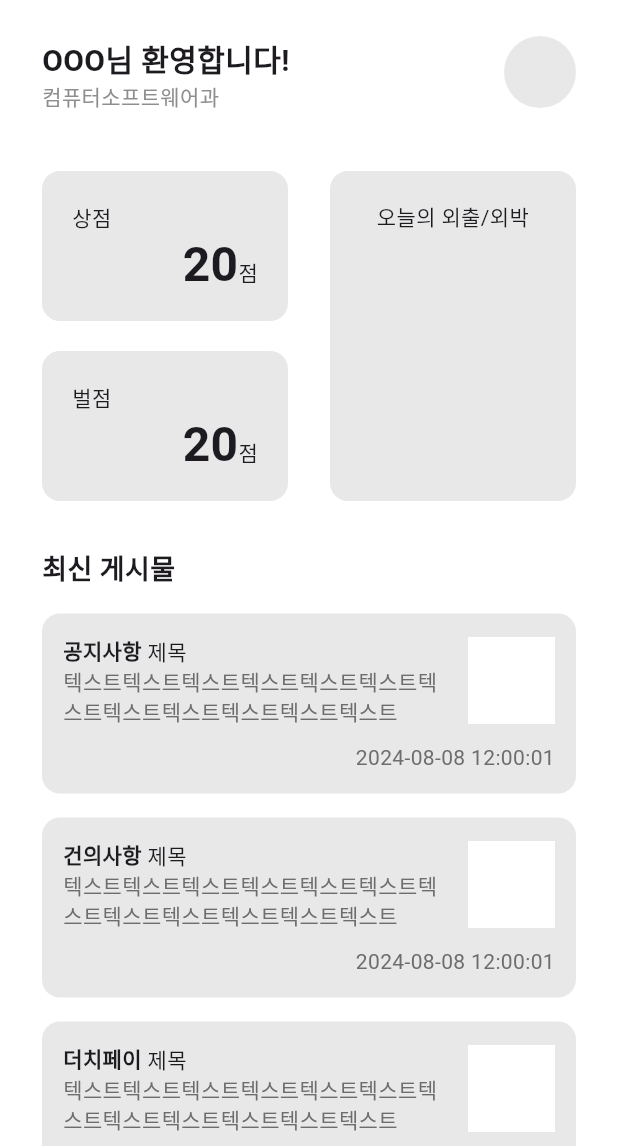
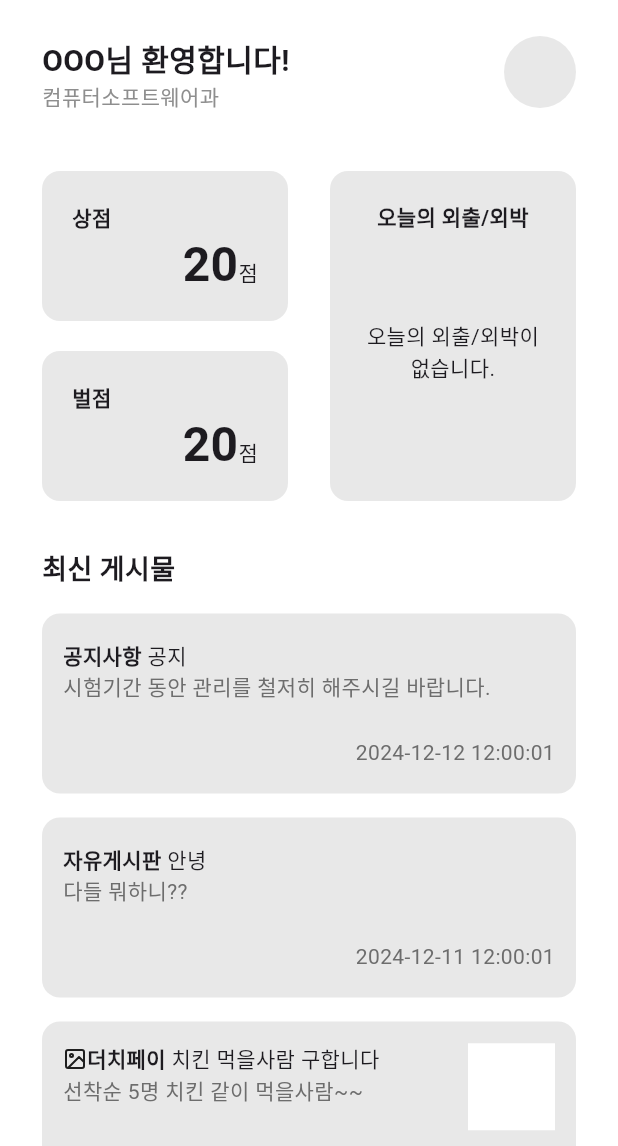
Before and after one commit to BIST-Dotory/Dotory-App, a Flutter app: the HomeView screen opened directly, on a phone screen of 412 x 824 dp, the part 90-1236 px from its top. Run offline on Flutter 3.47's test engine with Material 3 defaults, Android fonts, the phone set to English and light mode, and no system bars; our stand-ins replace buttons_tabbar, flutter_riverpod, flutter_svg.

Commit message:
[Feature] 커뮤니티 상세화면 이동 관련 로직 수정

```diff
--- a/lib/ui/view/main/community_view.dart
+++ b/lib/ui/view/main/community_view.dart
@@ -5,6 +5,7 @@ import 'package:flutter/cupertino.dart';
 import 'package:flutter/material.dart';
 import 'package:flutter/src/widgets/framework.dart';
 import 'package:flutter_riverpod/flutter_riverpod.dart';
+import 'package:flutter_svg/flutter_svg.dart';
 
 import '../../global/color_data.dart';
 
@@ -106,6 +107,96 @@ class _CommunityView extends ConsumerState<CommunityView> {
     return SingleChildScrollView(
       child: Column(
         children: [
+          //일반
+          GestureDetector(child: Column(
+            mainAxisAlignment: MainAxisAlignment.spaceAround,
+            crossAxisAlignment: CrossAxisAlignment.stretch,
+            children: [
+              Row(
+                children: [
+                  Flexible(child: Padding(padding: EdgeInsets.only(right: 20) ,child: Column(
+                    crossAxisAlignment: CrossAxisAlignment.start,
+                    children: [
+                      Row(
+                        children: [
+                          Text('공지사항 ', style: TextStyle(fontWeight: FontWeight.bold)),
+                          Text('공지'),
+                        ],
+                      ),
+                      Text('시험기간 동안 관리를 철저히 해주시길 바랍니다.',
+                          maxLines: 2,
+                          style: TextStyle(overflow: TextOverflow.ellipsis, color: ColorData.DARK_GREY)),
+                    ],
+                  ))),
+                ],
+              ),
+              const SizedBox(height: 10),
+              Row(
+                mainAxisAlignment: MainAxisAlignment.spaceBetween,
+                crossAxisAlignment: CrossAxisAlignment.center,
+                children: [
+                  Text(''),
+                  Text('2024-12-12 12:00:01', textAlign: TextAlign.end, style: TextStyle(color: ColorData.DARK_GREY)),
+                ],
+              ),
+              const SizedBox(height: 16),
+              Container(
+                height: 1,
+                color: ColorData.DARK_GREY,
+              ),
+              const SizedBox(height: 16),
+            ],
+          ),
+            onTap: () {
+              Navigator.push(
+                  context, CupertinoPageRoute(builder: (context) => CommunityDetailView(false, '공지', '시험기간 동안 관리를 철저히 해주시길 바랍니다.', '12-12 12:00')));
+            },
+          ),
+          //일반
+          GestureDetector(child: Column(
+            mainAxisAlignment: MainAxisAlignment.spaceAround,
+            crossAxisAlignment: CrossAxisAlignment.stretch,
+            children: [
+              Row(
+                children: [
+                  Flexible(child: Padding(padding: EdgeInsets.only(right: 20) ,child: Column(
+                    crossAxisAlignment: CrossAxisAlignment.start,
+                    children: [
+                      Row(
+                        children: [
+                          Text('자유게시판 ', style: TextStyle(fontWeight: FontWeight.bold)),
+                          Text('안녕'),
+                        ],
+                      ),
+                      Text('다들 뭐하니??',
+                          maxLines: 2,
+                          style: TextStyle(overflow: TextOverflow.ellipsis, color: ColorData.DARK_GREY)),
+                    ],
+                  ))),
+                ],
+              ),
+              const SizedBox(height: 10),
+              Row(
+                mainAxisAlignment: MainAxisAlignment.spaceBetween,
+                crossAxisAlignment: CrossAxisAlignment.center,
+                children: [
+                  Text(''),
+                  Text('2024-12-11 12:00:01', textAlign: TextAlign.end, style: TextStyle(color: ColorData.DARK_GREY)),
+                ],
+              ),
+              const SizedBox(height: 16),
+              Container(
+                height: 1,
+                color: ColorData.DARK_GREY,
+              ),
+              const SizedBox(height: 16),
+            ],
+          ),
+            onTap: () {
+              Navigator.push(
+                  context, CupertinoPageRoute(builder: (context) => CommunityDetailView(false, '안녕', '다들 뭐하니??', '12-11 12:00')));
+            },
+          ),
           //더치페이
           GestureDetector(child: Column(
             mainAxisAlignment: MainAxisAlignment.spaceAround,
@@ -118,11 +209,12 @@ class _CommunityView extends ConsumerState<CommunityView> {
                     children: [
                       Row(
                         children: [
+                          SvgPicture.asset('assets/images/no_image.svg', width: 16, height: 16),
                           Text('더치페이 ', style: TextStyle(fontWeight: FontWeight.bold)),
-                          Text('제목'),
+                          Text('치킨 먹을사람 구합니다'),
                         ],
                       ),
-                      Text('텍스트텍스트텍스트텍스트텍스트텍스트텍스트텍스트텍스트텍스트텍스트텍스트',
+                      Text('선착순 5명 치킨 같이 먹을사람~~',
                           maxLines: 2,
                           style: TextStyle(overflow: TextOverflow.ellipsis, color: ColorData.DARK_GREY)),
                     ],
@@ -140,7 +232,7 @@ class _CommunityView extends ConsumerState<CommunityView> {
                 crossAxisAlignment: CrossAxisAlignment.center,
                 children: [
                   Text('모집인원 : 3 / 5명', textAlign: TextAlign.start, style: TextStyle(color: ColorData.DARK_GREY)),
-                  Text('2024-08-08 12:00:01', textAlign: TextAlign.end, style: TextStyle(color: ColorData.DARK_GREY)),
+                  Text('2024-12-10 12:00:01', textAlign: TextAlign.end, style: TextStyle(color: ColorData.DARK_GREY)),
                 ],
               ),
               const SizedBox(height: 16),
@@ -153,58 +245,9 @@ class _CommunityView extends ConsumerState<CommunityView> {
           ),
               onTap: () {
                 Navigator.push(
-                    context, CupertinoPageRoute(builder: (context) => CommunityDetailView(true)));
+                    context, CupertinoPageRoute(builder: (context) => CommunityDetailView(true, '치킨 먹을사람 구합니다', '선착순 5명 치킨 같이 먹을사람~~', '12-10 12:00')));
               },
           ),
-          //일반
-          GestureDetector(child: Column(
-            mainAxisAlignment: MainAxisAlignment.spaceAround,
-            crossAxisAlignment: CrossAxisAlignment.stretch,
-            children: [
-              Row(
-                children: [
-                  Flexible(child: Padding(padding: EdgeInsets.only(right: 20) ,child: Column(
-                    crossAxisAlignment: CrossAxisAlignment.start,
-                    children: [
-                      Row(
-                        children: [
-                          Text('자유게시판 ', style: TextStyle(fontWeight: FontWeight.bold)),
-                          Text('제목'),
-                        ],
-                      ),
-                      Text('텍스트텍스트텍스트텍스트텍스트텍스트텍스트텍스트텍스트텍스트텍스트텍스트',
-                          maxLines: 2,
-                          style: TextStyle(overflow: TextOverflow.ellipsis, color: ColorData.DARK_GREY)),
-                    ],
-                  ))),
-                  Container(width: 58, height: 58,
-                    decoration: BoxDecoration(
-                        color: ColorData.LIGHT_GREY
-                    ),
-                  )
-                ],
-              ),
-              const SizedBox(height: 10),
-              Row(
-                mainAxisAlignment: MainAxisAlignment.spaceBetween,
-                crossAxisAlignment: CrossAxisAlignment.center,
-                children: [
-                  Text(''),
-                  Text('2024-08-08 12:00:01', textAlign: TextAlign.end, style: TextStyle(color: ColorData.DARK_GREY)),
-                ],
-              ),
-              const SizedBox(height: 16),
-              Container(
-                height: 1,
-                color: ColorData.DARK_GREY,
-              )
-            ],
-          ),
-            onTap: () {
-              Navigator.push(
-                  context, CupertinoPageRoute(builder: (context) => CommunityDetailView(false)));
-            },
-          )
         ],
       ),
     );
--- a/lib/ui/view/main/home_view.dart
+++ b/lib/ui/view/main/home_view.dart
@@ -3,6 +3,9 @@ import 'package:dotory_app/ui/global/device_size.dart';
 import 'package:flutter/cupertino.dart';
 import 'package:flutter/material.dart';
 import 'package:flutter_riverpod/flutter_riverpod.dart';
+import 'package:flutter_svg/svg.dart';
+
+import 'community_detail_view.dart';
 
 class HomeView extends ConsumerWidget {
   @override
@@ -90,7 +93,7 @@ class HomeView extends ConsumerWidget {
                   mainAxisAlignment: MainAxisAlignment.spaceAround,
                   crossAxisAlignment: CrossAxisAlignment.stretch,
                   children: [
-                    const Text('상점', textAlign: TextAlign.start),
+                    const Text('상점', textAlign: TextAlign.start, style: TextStyle(fontWeight: FontWeight.bold),),
                     Row(
                       mainAxisAlignment: MainAxisAlignment.end,
                       children: [
@@ -113,7 +116,7 @@ class HomeView extends ConsumerWidget {
                   mainAxisAlignment: MainAxisAlignment.spaceAround,
                   crossAxisAlignment: CrossAxisAlignment.stretch,
                   children: [
-                    const Text('벌점', textAlign: TextAlign.start),
+                    const Text('벌점', textAlign: TextAlign.start, style: TextStyle(fontWeight: FontWeight.bold),),
                     Row(
                       mainAxisAlignment: MainAxisAlignment.end,
                       children: [
@@ -139,7 +142,10 @@ class HomeView extends ConsumerWidget {
                 mainAxisAlignment: MainAxisAlignment.start,
                 crossAxisAlignment: CrossAxisAlignment.stretch,
                 children: [
-                  Text('오늘의 외출/외박', textAlign: TextAlign.center)
+                  Text('오늘의 외출/외박', textAlign: TextAlign.center, style: TextStyle(fontWeight: FontWeight.bold)),
+                  const Spacer(),
+                  Align(alignment: Alignment.center, child:  Text('오늘의 외출/외박이 없습니다.', textAlign: TextAlign.center)),
+                  const Spacer(),
                 ],
               ),
             )
@@ -162,7 +168,7 @@ class HomeView extends ConsumerWidget {
             ),
           ),
           const SizedBox(height: 16),
-          Container(
+          GestureDetector(child: Container(
             padding: const EdgeInsets.all(14),
             height: 120,
             decoration: BoxDecoration(
@@ -176,32 +182,33 @@ class HomeView extends ConsumerWidget {
                 Row(
                   children: [
                     Flexible(child: Padding(padding: EdgeInsets.only(right: 20) ,child: Column(
+                      crossAxisAlignment: CrossAxisAlignment.start,
                       children: [
                         Row(
                           children: [
                             Text('공지사항 ', style: TextStyle(fontWeight: FontWeight.bold)),
-                            Text('제목'),
+                            Text('공지'),
                           ],
                         ),
-                        Text('텍스트텍스트텍스트텍스트텍스트텍스트텍스트텍스트텍스트텍스트텍스트텍스트',
+                        Text('시험기간 동안 관리를 철저히 해주시길 바랍니다.',
                           maxLines: 2,
                           style: TextStyle(overflow: TextOverflow.ellipsis, color: ColorData.DARK_GREY)),
                       ],
                     ))),
-                    Container(width: 58, height: 58,
-                      decoration: BoxDecoration(
-                        color: ColorData.COLOR_WHITE
-                      ),
-                    )
                   ],
                 ),
                 const SizedBox(height: 10),
-                Text('2024-08-08 12:00:01', textAlign: TextAlign.end, style: TextStyle(color: ColorData.DARK_GREY))
+                Text('2024-12-12 12:00:01', textAlign: TextAlign.end, style: TextStyle(color: ColorData.DARK_GREY))
               ],
             ),
           ),
+            onTap: () {
+              Navigator.push(
+                  context, CupertinoPageRoute(builder: (context) => CommunityDetailView(false, '공지', '시험기간 동안 관리를 철저히 해주시길 바랍니다.', '12-12 12:00')));
+            },
+          ),
           const SizedBox(height: 16),
-          Container(
+          GestureDetector(child: Container(
               padding: const EdgeInsets.all(14),
             height: 120,
             decoration: BoxDecoration(
@@ -215,14 +222,57 @@ class HomeView extends ConsumerWidget {
                 Row(
                   children: [
                     Flexible(child: Padding(padding: EdgeInsets.only(right: 20) ,child: Column(
+                      crossAxisAlignment: CrossAxisAlignment.start,
                       children: [
                         Row(
                           children: [
-                            Text('건의사항 ', style: TextStyle(fontWeight: FontWeight.bold)),
-                            Text('제목'),
+                            Text('자유게시판 ', style: TextStyle(fontWeight: FontWeight.bold)),
+                            Text('안녕'),
                           ],
                         ),
-                        Text('텍스트텍스트텍스트텍스트텍스트텍스트텍스트텍스트텍스트텍스트텍스트텍스트',
+                        Text('다들 뭐하니??',
+                            maxLines: 2,
+                            style: TextStyle(overflow: TextOverflow.ellipsis, color: ColorData.DARK_GREY)),
+                      ],
+                    ))),
+                  ],
+                ),
+                const SizedBox(height: 10),
+                Text('2024-12-11 12:00:01', textAlign: TextAlign.end, style: TextStyle(color: ColorData.DARK_GREY))
+              ],
+            )
+          ),
+            onTap: () {
+              Navigator.push(
+                  context, CupertinoPageRoute(builder: (context) => CommunityDetailView(false, '안녕', '다들 뭐하니??', '12-11 12:00')));
+            },
+          ),
+          const SizedBox(height: 16),
+          GestureDetector(child: Container(
+            padding: const EdgeInsets.all(14),
+            height: 120,
+            decoration: BoxDecoration(
+                borderRadius: BorderRadius.circular(12),
+                color: ColorData.LIGHT_GREY
+            ),
+            child: Column(
+              mainAxisAlignment: MainAxisAlignment.spaceAround,
+              crossAxisAlignment: CrossAxisAlignment.stretch,
+              children: [
+                Row(
+                  crossAxisAlignment: CrossAxisAlignment.start,
+                  children: [
+                    Flexible(child: Padding(padding: EdgeInsets.only(right: 20) ,child: Column(
+                      crossAxisAlignment: CrossAxisAlignment.start,
+                      children: [
+                        Row(
+                          children: [
+                            SvgPicture.asset('assets/images/no_image.svg', width: 16, height: 16),
+                            Text('더치페이 ', style: TextStyle(fontWeight: FontWeight.bold)),
+                            Text('치킨 먹을사람 구합니다'),
+                          ],
+                        ),
+                        Text('선착순 5명 치킨 같이 먹을사람~~',
                             maxLines: 2,
                             style: TextStyle(overflow: TextOverflow.ellipsis, color: ColorData.DARK_GREY)),
                       ],
@@ -235,48 +285,21 @@ class HomeView extends ConsumerWidget {
                   ],
                 ),
                 const SizedBox(height: 10),
-                Text('2024-08-08 12:00:01', textAlign: TextAlign.end, style: TextStyle(color: ColorData.DARK_GREY))
-              ],
-            )
-          ),
-          const SizedBox(height: 16),
-          Container(
-            padding: const EdgeInsets.all(14),
-            height: 120,
-            decoration: BoxDecoration(
-                borderRadius: BorderRadius.circular(12),
-                color: ColorData.LIGHT_GREY
-            ),
-            child: Column(
-              mainAxisAlignment: MainAxisAlignment.spaceAround,
-              crossAxisAlignment: CrossAxisAlignment.stretch,
-              children: [
                 Row(
+                  mainAxisAlignment: MainAxisAlignment.spaceBetween,
+                  crossAxisAlignment: CrossAxisAlignment.center,
                   children: [
-                    Flexible(child: Padding(padding: EdgeInsets.only(right: 20) ,child: Column(
-                      children: [
-                        Row(
-                          children: [
-                            Text('더치페이 ', style: TextStyle(fontWeight: FontWeight.bold)),
-                            Text('제목'),
-                          ],
-                        ),
-                        Text('텍스트텍스트텍스트텍스트텍스트텍스트텍스트텍스트텍스트텍스트텍스트텍스트',
-                            maxLines: 2,
-                            style: TextStyle(overflow: TextOverflow.ellipsis, color: ColorData.DARK_GREY)),
-                      ],
-                    ))),
-                    Container(width: 58, height: 58,
-                      decoration: BoxDecoration(
-                          color: ColorData.COLOR_WHITE
-                      ),
-                    )
+                    Text('모집인원 : 3 / 5명', textAlign: TextAlign.start, style: TextStyle(color: ColorData.DARK_GREY)),
+                    Text('2024-12-10 12:00:01', textAlign: TextAlign.end, style: TextStyle(color: ColorData.DARK_GREY)),
                   ],
                 ),
-                const SizedBox(height: 10),
-                Text('2024-08-08 12:00:01', textAlign: TextAlign.end, style: TextStyle(color: ColorData.DARK_GREY))
               ],
             ),
+          ),
+            onTap: () {
+              Navigator.push(
+                  context, CupertinoPageRoute(builder: (context) => CommunityDetailView(true, '치킨 먹을사람 구합니다', '선착순 5명 치킨 같이 먹을사람~~', '12-10 12:00')));
+            },
           ),
           const SizedBox(height: 16)
         ],
```
Also changed, not shown: lib/ui/view/main/community_detail_view.dart (+23 -5 lines).
